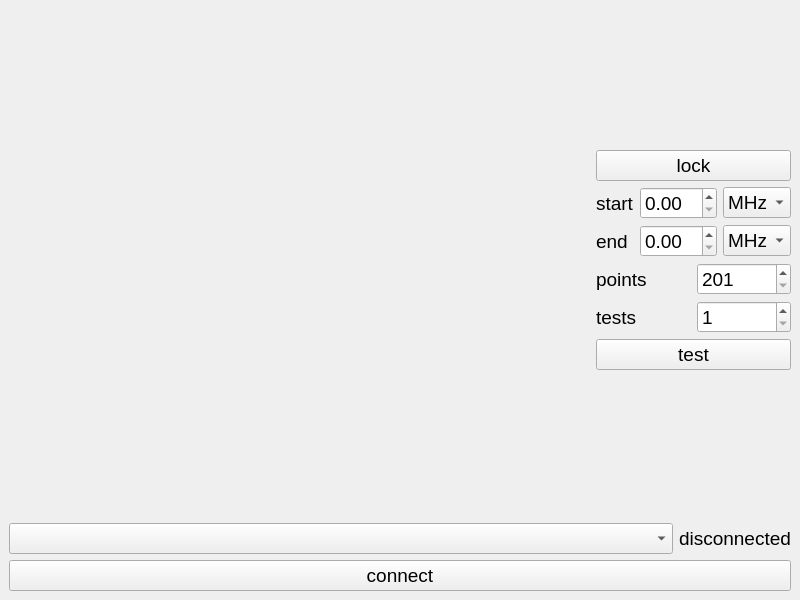
Qt form mainwindow.ui (NoneType4Name/ReturnLossAnalyzer) before a commit.
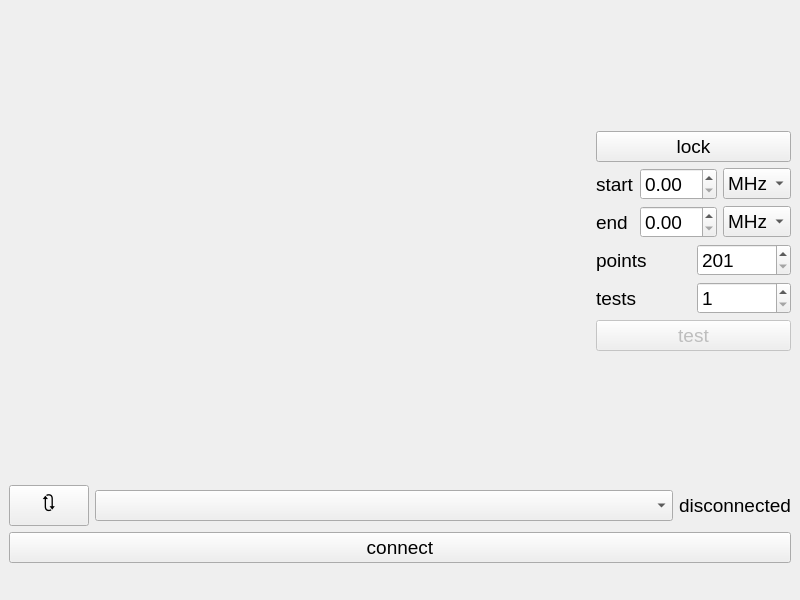
The same form after that commit.

```diff
--- a/mainwindow.ui
+++ b/mainwindow.ui
@@ -241,6 +241,9 @@
         </item>
         <item>
          <widget class="QPushButton" name="testButton">
+          <property name="enabled">
+           <bool>false</bool>
+          </property>
           <property name="font">
            <font>
             <pointsize>14</pointsize>
@@ -277,6 +280,27 @@
        <layout class="QVBoxLayout" name="verticalLayout">
         <item>
          <layout class="QHBoxLayout" name="horizontalLayout">
+          <item>
+           <widget class="QPushButton" name="reloadPushButton">
+            <property name="sizePolicy">
+             <sizepolicy hsizetype="Maximum" vsizetype="Fixed">
+              <horstretch>0</horstretch>
+              <verstretch>0</verstretch>
+             </sizepolicy>
+            </property>
+            <property name="font">
+             <font>
+              <pointsize>14</pointsize>
+             </font>
+            </property>
+            <property name="cursor">
+             <cursorShape>PointingHandCursor</cursorShape>
+            </property>
+            <property name="text">
+             <string>🔃</string>
+            </property>
+           </widget>
+          </item>
           <item>
            <widget class="QComboBox" name="comPortsComboBox">
             <property name="sizePolicy">
@@ -334,6 +358,18 @@
       </item>
      </layout>
     </item>
+    <item>
+     <widget class="QLabel" name="errorLabel">
+      <property name="font">
+       <font>
+        <pointsize>14</pointsize>
+       </font>
+      </property>
+      <property name="text">
+       <string/>
+      </property>
+     </widget>
+    </item>
    </layout>
   </widget>
  </widget>
```
